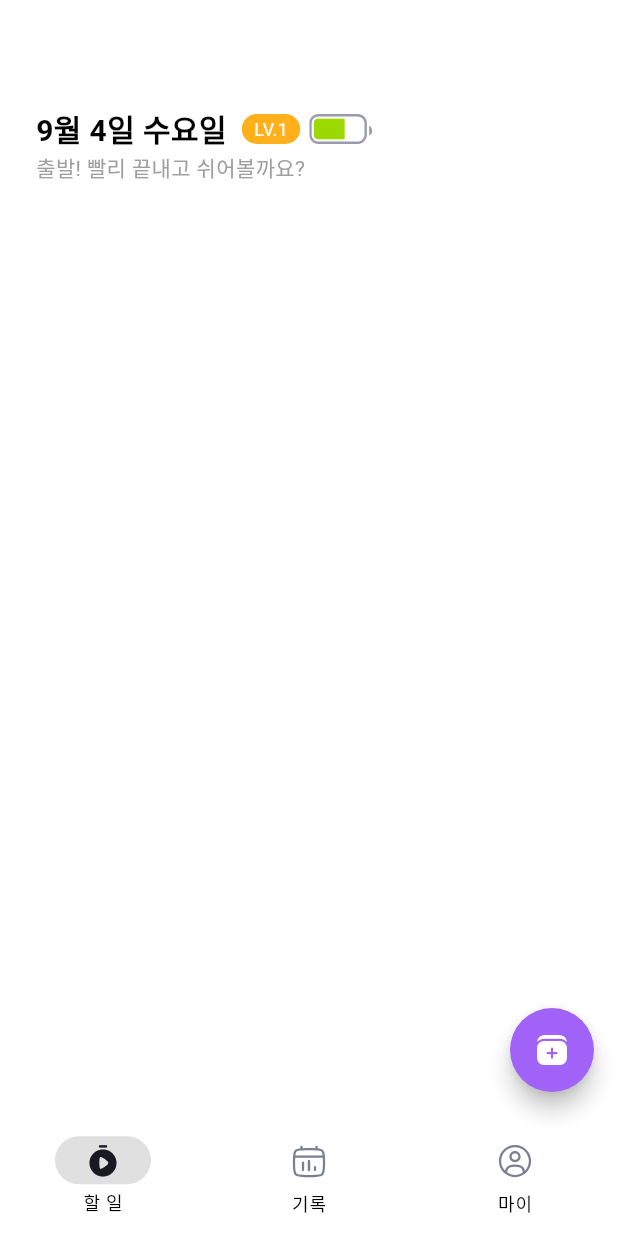
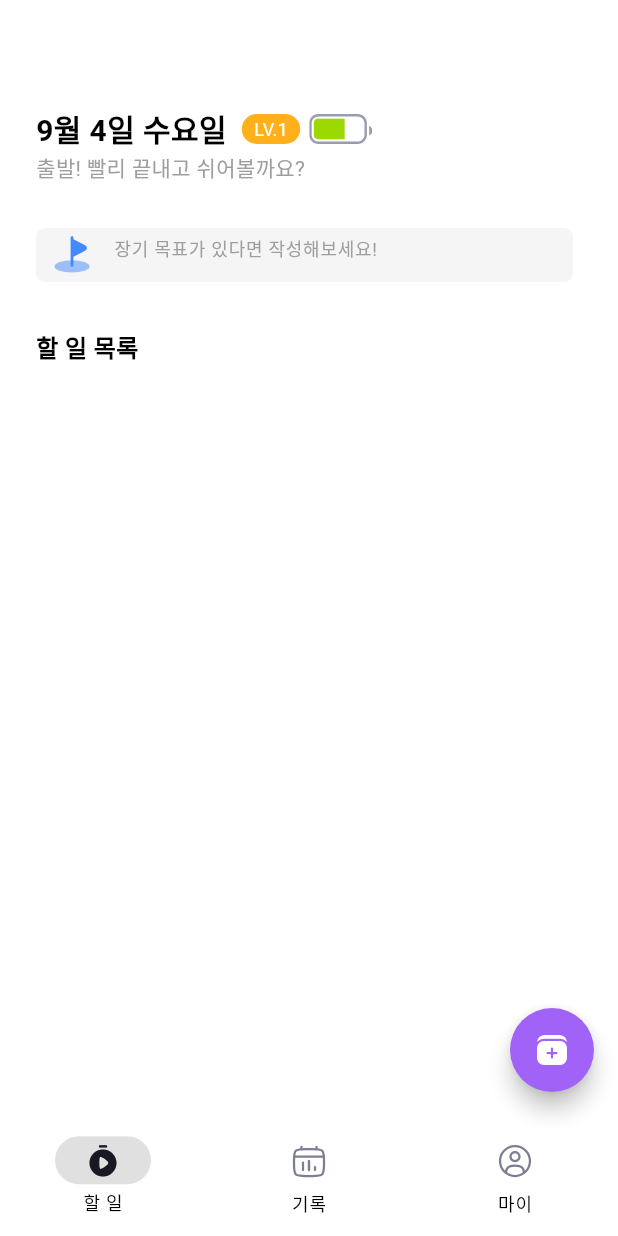
Before and after one commit to seongukHEO/StarryWaveScreen, a Flutter app: the screen it shows after launch, on a phone screen of 412 x 824 dp. Run offline on Flutter 3.47's test engine with Material 3 defaults, Android fonts, the phone set to English and light mode, and no system bars; our stand-ins replace flutter_riverpod, flutter_svg.

Commit message:
feat : 할일 화면 tab을 제외 구현

```diff
--- a/lib/widget/home/working_widget.dart
+++ b/lib/widget/home/working_widget.dart
@@ -10,6 +10,8 @@ class WorkingWidget extends StatelessWidget {
 
   @override
   Widget build(BuildContext context) {
+    TextEditingController _longWorking = TextEditingController();
+
     return Scaffold(
       body: SafeArea(
         child: Container(
@@ -38,7 +40,41 @@ class WorkingWidget extends StatelessWidget {
                   SvgPicture.asset('assets/icon/outlined/battery.svg')
                 ],
               ),
-              Text("출발! 빨리 끝내고 쉬어볼까요?", style: TextStyle(fontSize: 14, color: Colors.grey),)
+              Text("출발! 빨리 끝내고 쉬어볼까요?", style: TextStyle(fontSize: 14, color: Colors.grey),),
+              Container(
+                height: 36,
+                width: 358,
+                margin: EdgeInsets.fromLTRB(0, 30, 24, 0),
+                child: TextField(
+                  controller: _longWorking,
+                  style: TextStyle(fontSize: 12),
+                  decoration: InputDecoration(
+                      prefixIcon: Padding(
+                        padding: const EdgeInsets.all(4.0),
+                        child: SvgPicture.asset('assets/icon/outlined/goal.svg',
+                          colorFilter: ColorFilter.mode(Colors.blueAccent, BlendMode.srcIn),
+                        ),
+                      ),
+                    filled: true,
+                    fillColor: Colors.grey.shade100,
+                    focusedBorder: OutlineInputBorder(
+                      borderRadius: BorderRadius.circular(6),
+                      borderSide: BorderSide.none,
+                    ),
+                    enabledBorder: OutlineInputBorder(
+                        borderRadius: BorderRadius.circular(6),
+                        borderSide: BorderSide.none
+                    ),
+                    hintText: "장기 목표가 있다면 작성해보세요!",
+                    hintStyle: TextStyle(color: Colors.grey.shade500, fontSize: 12)
+                  ),
+                  cursorColor: Colors.black,
+                ),
+              ),
+              SizedBox(height: 32,),
+              Text("할 일 목록", style: TextStyle(fontWeight: FontWeight.w600, fontSize: 16),),
+              SizedBox(height: 10,),
+
             ],
           ),
         ),
@@ -46,3 +82,23 @@ class WorkingWidget extends StatelessWidget {
     );
   }
 }
+
+
+
+//Container(
+//   height: 36,
+//   width: 358,
+//   margin: EdgeInsets.fromLTRB(0, 20, 0, 24),
+//   decoration: BoxDecoration(
+//     color: Colors.grey.shade200,
+//     borderRadius: BorderRadius.circular(6)
+//   ),
+//   child: Row(
+//     children: [
+//       SizedBox(width: 3,),
+//       SvgPicture.asset('assets/icon/outlined/goal.svg'),
+//       SizedBox(width: 3,),
+//
+//     ],
+//   ),
+// )
--- a/pubspec.yaml
+++ b/pubspec.yaml
@@ -69,6 +69,7 @@ flutter:
     - assets/icon/outlined/stopwatch_play.svg
     - assets/icon/outlined/calendar_record.svg
     - assets/icon/outlined/user_circle.svg
+    - assets/icon/outlined/goal.svg
 
 
   # An image asset can refer to one or more resolution-specific "variants", see
```
Also changed, not shown: assets/icon/outlined/goal.svg (renamed from assets/goal.svg).
